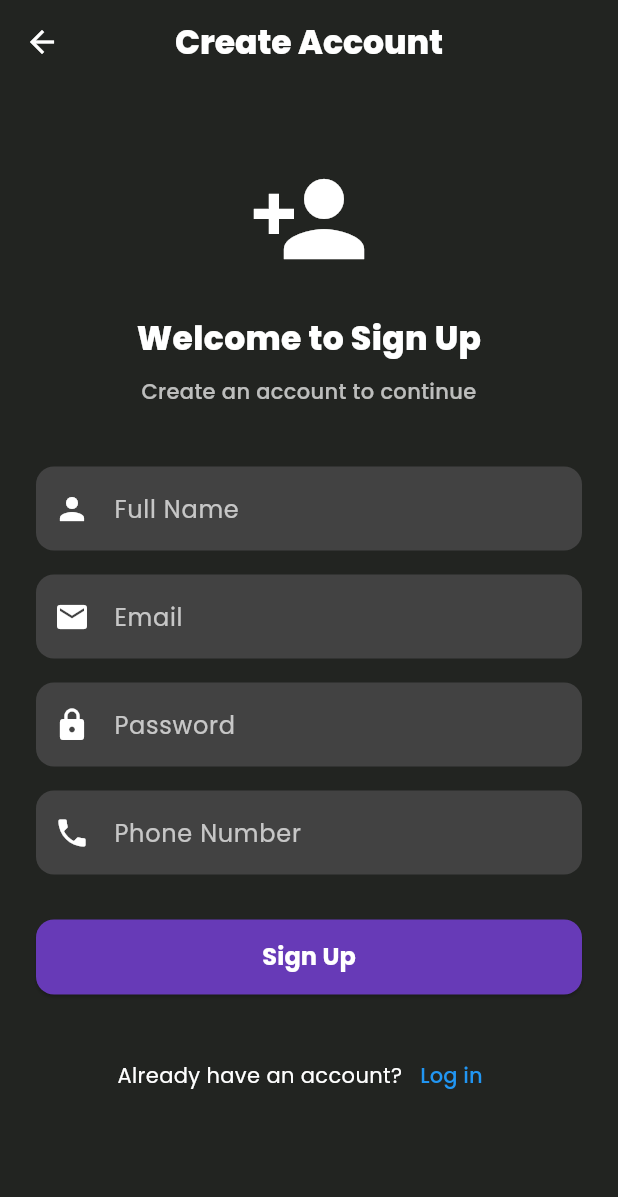
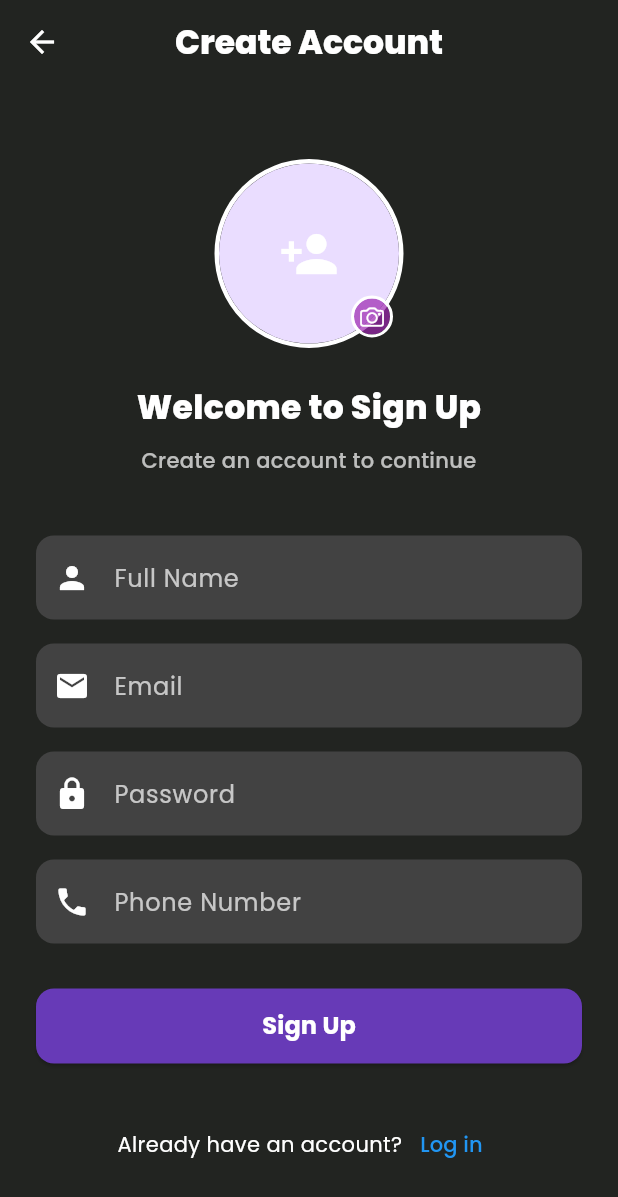
Before and after one commit to amirimranflutter/note_app_AI, a Flutter app: the SignUpPage screen opened directly, on a phone screen of 412 x 824 dp. Shown: the top 1197 px of the screen. Run offline on Flutter 3.47's test engine with Material 3 defaults, Android fonts, the phone set to English and light mode, and no system bars; our stand-ins replace cloud_firestore, firebase_auth, firebase_core, google_fonts; accounts and stored records are empty.

```diff
--- a/lib/test1/pages/signUp.dart
+++ b/lib/test1/pages/signUp.dart
@@ -1,7 +1,11 @@
+import 'dart:io';
+
+import 'package:flutter/cupertino.dart';
 import 'package:flutter/material.dart';
 import 'package:google_fonts/google_fonts.dart';
 import 'package:note_test_soban/test1/Auth/service_Auth.dart';
 import 'package:note_test_soban/test1/Dry/globelfile.dart';
+import 'package:note_test_soban/test1/Dry/img_picker_dialog.dart';
 import 'package:note_test_soban/test1/pages/noteScreen.dart';
 
 import '../Dry/custom button.dart';
@@ -15,12 +19,28 @@ class SignUpPage extends StatefulWidget {
 }
 
 class _SignUpPageState extends State<SignUpPage> {
+  File? _selectedImg;
+  String? _enteredImgUrl;
+
   // Controllers
   final TextEditingController fullNameController = TextEditingController();
   final TextEditingController emailController = TextEditingController();
   final TextEditingController passwordController = TextEditingController();
   final TextEditingController phoneController = TextEditingController();
   bool isLoading = false;
+
+  void showImagePickerDialog() {
+    showDialog(
+      context: context,
+      builder: (context) => Imag_Picker_Dialog(
+        onImageSelected: (String? url) {
+          setState(() {
+            _enteredImgUrl = url;
+          });
+        },
+      ),
+    );
+  }
 
   @override
   void dispose() {
@@ -32,6 +52,7 @@ class _SignUpPageState extends State<SignUpPage> {
     super.dispose();
   }
 
+  @override
   @override
   Widget build(BuildContext context) {
     return Scaffold(
@@ -52,9 +73,46 @@ class _SignUpPageState extends State<SignUpPage> {
               const SizedBox(height: 50),
 
               // 👤 Account Icon
-              const Icon(Icons.person_add, size: 80, color: Colors.white),
+              Stack(
+                children:[ Container(
+                  decoration: BoxDecoration(
+                    border: Border.all(width: 3,color: Colors.white),
+                    shape: BoxShape.circle
+                  ),
+                  child: CircleAvatar(
+                    radius: 60,
+                    backgroundImage: _selectedImg != null
+                        ? FileImage(_selectedImg!)
+                        : _enteredImgUrl != null
+                        ? NetworkImage(_enteredImgUrl!)
+                        : null,
+                    child: _selectedImg == null && _enteredImgUrl == null
+                        ? Icon(Icons.person_add, size: 40, color: Colors.white)
+                        : null,
+                  ),
+                ),
+                Positioned(bottom: 9,right: 9
+                    ,child: GestureDetector(
+                      onTap: showImagePickerDialog,
+                      child: Container(
 
-              const SizedBox(height: 24),
+                          decoration: BoxDecoration(
+                            color: Colors.purple.withOpacity(.7),
+                            shape: BoxShape.circle,
+                            border: Border.all(color: Colors.white,strokeAlign: BorderSide.strokeAlignOutside,width: 2)
+                          ),
+                          child:Padding(padding: EdgeInsets.all(4),child: Icon(CupertinoIcons.camera,size: 16,))) ,
+                    ))
+                ]
+              ),
+
+              // IconButton(
+              //   icon: Icon(Icons.person_add, size: 80, color: Colors.white),
+              //   onPressed: () {
+              //     showImagePickerDialog();
+              //   },
+              // ),
+              SizedBox(height: 24),
 
               // Title
               Text(
@@ -124,23 +182,28 @@ class _SignUpPageState extends State<SignUpPage> {
                         setState(() {
                           isLoading = true;
                         });
+                        String? imagPathorUrl;
+
                         FocusScope.of(context).unfocus();
-                        bool issuccess=await ServiceAuth.SignUp(
-                          name: fullNameController.text,
+                       if(_enteredImgUrl!=null&&_enteredImgUrl!.isNotEmpty){
+                          imagPathorUrl=_enteredImgUrl;
+                        }
+                        bool issuccess = await ServiceAuth.SignUp(name: fullNameController.text,
                           email: emailController.text,
                           password: passwordController.text,
                           phone: phoneController.text,
                           context: context,
+                          picUrl: imagPathorUrl!,
                         );
                         setState(() {
                           isLoading = false;
                         });
-                        Future.delayed(Duration.zero, () {
+                        if(issuccess) {
                           Navigator.pushReplacement(
                             context,
                             MaterialPageRoute(builder: (_) => NotesScreen()),
                           );
-                        });
+                        };
                       },
                     ),
 
```
